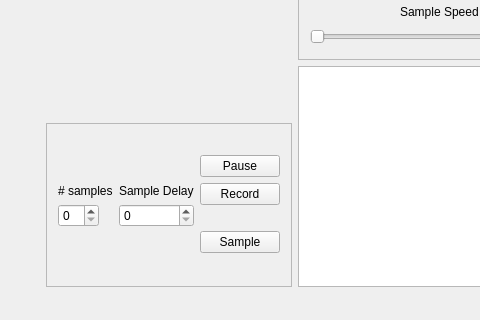
The window that Software/makeProfile/makeProfile/mainwindow.ui (UCCS-Robotics/animated-archer) describes before a commit, drawn with Qt 5; both pictures show x 218 to 698 and y 408 to 728 of the 837 by 728 pixel window.
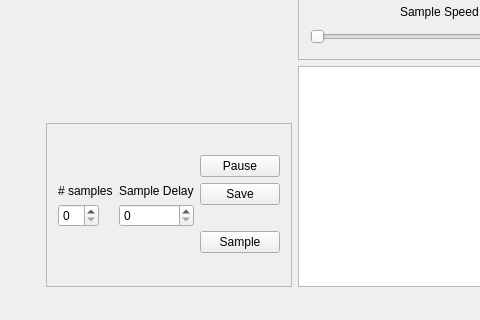
The same window after the commit. Custom widgets are drawn as their Qt base class.

Commit message: Added save functionality (to csv).

```diff
--- a/Software/makeProfile/makeProfile/mainwindow.ui
+++ b/Software/makeProfile/makeProfile/mainwindow.ui
@@ -113,7 +113,7 @@
                  <item>
                   <widget class="QPushButton" name="pushButtonRecord">
                    <property name="text">
-                    <string>Record</string>
+                    <string>Save</string>
                    </property>
                   </widget>
                  </item>
```
The commit also changes 2 other files.
